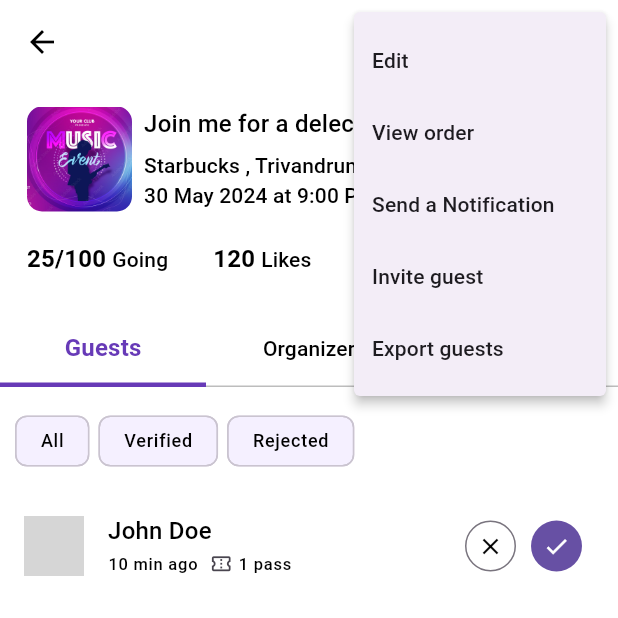
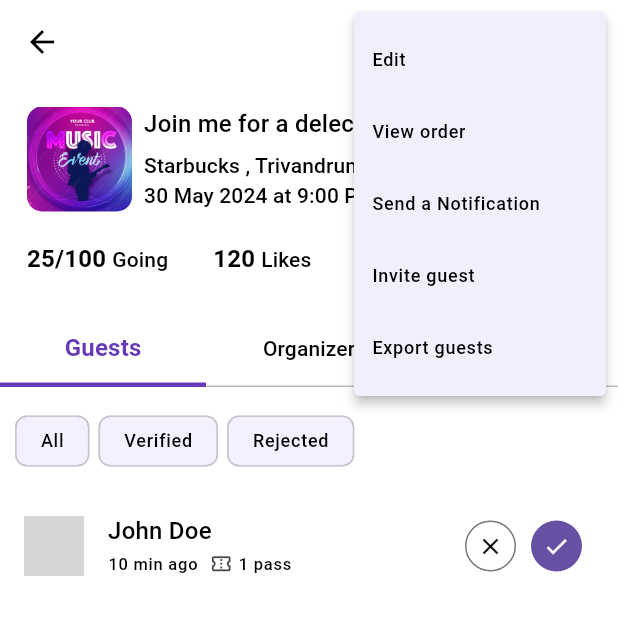
Before and after one commit to sreenandh-tp/manage_gathering, a Flutter app: the screen it shows after launch, after a tap on the "more vert" icon, on a phone screen of 412 x 824 dp, the top half of it. Run offline on Flutter 3.47's test engine with Material 3 defaults, Android fonts, the phone set to English and light mode, and no system bars; grey boxes are pictures that could not be loaded.

Commit message:
23/12/2024

```diff
--- a/lib/main.dart
+++ b/lib/main.dart
@@ -16,6 +16,7 @@ class MyApp extends StatelessWidget {
       themeMode: ThemeMode.system,
       //LIGHT THEME
       theme: ThemeData(
+        primaryColor: const Color.fromARGB(255, 243, 238, 251),
         dialogTheme: const DialogTheme(backgroundColor: Colors.white70),
         bottomSheetTheme:
             const BottomSheetThemeData(backgroundColor: Colors.white),
@@ -57,6 +58,7 @@ class MyApp extends StatelessWidget {
       ),
       // DARK THEME
       darkTheme: ThemeData(
+        primaryColor: Colors.black,
         dialogTheme: const DialogTheme(backgroundColor: Colors.black87),
         bottomSheetTheme:
             const BottomSheetThemeData(backgroundColor: Colors.black87),
@@ -82,7 +84,7 @@ class MyApp extends StatelessWidget {
         ),
         iconTheme: const IconThemeData(color: Colors.white),
         textTheme: const TextTheme(
-          titleLarge: TextStyle(color: Colors.white),
+          titleLarge: TextStyle(color: Colors.white, fontSize: 18),
           titleMedium: TextStyle(color: Colors.white),
           titleSmall: TextStyle(color: Colors.white),
           labelLarge: TextStyle(color: Colors.white),
--- a/lib/manage_gathering/screen/manage_gathering.dart
+++ b/lib/manage_gathering/screen/manage_gathering.dart
@@ -23,6 +23,7 @@ class ManageGatheringPage extends StatelessWidget {
             icon: const Icon(Icons.settings),
           ),
           PopupMenuButton(
+            color: Theme.of(context).primaryColor,
             itemBuilder: (context) => [
               PopupMenuItem(
                 onTap: () {
@@ -32,7 +33,10 @@ class ManageGatheringPage extends StatelessWidget {
                         builder: (context) => const EditPage(),
                       ));
                 },
-                child: const Text("Edit"),
+                child: Text(
+                  "Edit",
+                  style: Theme.of(context).textTheme.labelMedium,
+                ),
               ),
               PopupMenuItem(
                 onTap: () {
@@ -42,7 +46,10 @@ class ManageGatheringPage extends StatelessWidget {
                         builder: (context) => const ViewOrderPage(),
                       ));
                 },
-                child: const Text("View order"),
+                child: Text(
+                  "View order",
+                  style: Theme.of(context).textTheme.labelMedium,
+                ),
               ),
               PopupMenuItem(
                 onTap: () {
@@ -52,7 +59,10 @@ class ManageGatheringPage extends StatelessWidget {
                         builder: (context) => const SendNotificationPage(),
                       ));
                 },
-                child: const Text("Send a Notification"),
+                child: Text(
+                  "Send a Notification",
+                  style: Theme.of(context).textTheme.labelMedium,
+                ),
               ),
               PopupMenuItem(
                 onTap: () {
@@ -62,7 +72,10 @@ class ManageGatheringPage extends StatelessWidget {
                         builder: (context) => const InviteGuestPage(),
                       ));
                 },
-                child: const Text("Invite guest"),
+                child: Text(
+                  "Invite guest",
+                  style: Theme.of(context).textTheme.labelMedium,
+                ),
               ),
               PopupMenuItem(
                 onTap: () {
@@ -72,7 +85,10 @@ class ManageGatheringPage extends StatelessWidget {
                         builder: (context) => const ExportGuestPage(),
                       ));
                 },
-                child: const Text("Export guests"),
+                child: Text(
+                  "Export guests",
+                  style: Theme.of(context).textTheme.labelMedium,
+                ),
               ),
             ],
           )
--- a/lib/manage_gathering/screen/manage_gathering_options/edit_page.dart
+++ b/lib/manage_gathering/screen/manage_gathering_options/edit_page.dart
@@ -5,8 +5,8 @@ class EditPage extends StatelessWidget {
 
   @override
   Widget build(BuildContext context) {
-    return Container(
-      color: Colors.white,
+    return const SizedBox(
+
     );
   }
 }
--- a/lib/manage_gathering/screen/manage_gathering_options/export_guest_page.dart
+++ b/lib/manage_gathering/screen/manage_gathering_options/export_guest_page.dart
@@ -5,8 +5,8 @@ class ExportGuestPage extends StatelessWidget {
 
   @override
   Widget build(BuildContext context) {
-    return Container(
-      color: Colors.white,
+    return const SizedBox(
+
     );
   }
 }
--- a/lib/manage_gathering/screen/manage_gathering_options/invite_guest_page.dart
+++ b/lib/manage_gathering/screen/manage_gathering_options/invite_guest_page.dart
@@ -5,8 +5,8 @@ class InviteGuestPage extends StatelessWidget {
 
   @override
   Widget build(BuildContext context) {
-    return Container(
-      color: Colors.white,
+    return const SizedBox(
+
     );
   }
 }
--- a/lib/manage_gathering/screen/manage_gathering_options/send_notification_page.dart
+++ b/lib/manage_gathering/screen/manage_gathering_options/send_notification_page.dart
@@ -5,8 +5,8 @@ class SendNotificationPage extends StatelessWidget {
 
   @override
   Widget build(BuildContext context) {
-    return Container(
-      color: Colors.white,
+    return const SizedBox(
+
     );
   }
 }
--- a/lib/manage_gathering/screen/manage_gathering_options/view_order_page.dart
+++ b/lib/manage_gathering/screen/manage_gathering_options/view_order_page.dart
@@ -5,8 +5,6 @@ class ViewOrderPage extends StatelessWidget {
 
   @override
   Widget build(BuildContext context) {
-    return Container(
-      color: Colors.white,
-    );
+    return const SizedBox();
   }
 }
--- a/lib/manage_gathering/screen/ticket_edit/ticket_edit_page.dart
+++ b/lib/manage_gathering/screen/ticket_edit/ticket_edit_page.dart
@@ -58,6 +58,7 @@ class TicketEditPage extends StatelessWidget {
                     child: Padding(
                       padding: const EdgeInsets.symmetric(horizontal: 15),
                       child: DropdownButtonFormField(
+                        style: const TextStyle(color: Colors.black),
                         hint: Text(
                           "GST %",
                           style: Theme.of(context).textTheme.labelMedium,
--- a/lib/manage_gathering/screen/ticket_edit/widgets/tickect_textfield_widget.dart
+++ b/lib/manage_gathering/screen/ticket_edit/widgets/tickect_textfield_widget.dart
@@ -34,7 +34,7 @@ class TicketTextFieldWidget extends StatelessWidget {
               .labelSmall
               ?.merge(const TextStyle(color: Colors.deepPurple)),
           labelText: labelText,
-          labelStyle: Theme.of(context).textTheme.labelLarge,
+          labelStyle: Theme.of(context).textTheme.labelMedium,
           hintText: hintText,
         ),
       ),
```
Also changed, not shown: lib/manage_gathering/screen/tabbar_pages/organizer_page.dart (+16 -6 lines).
